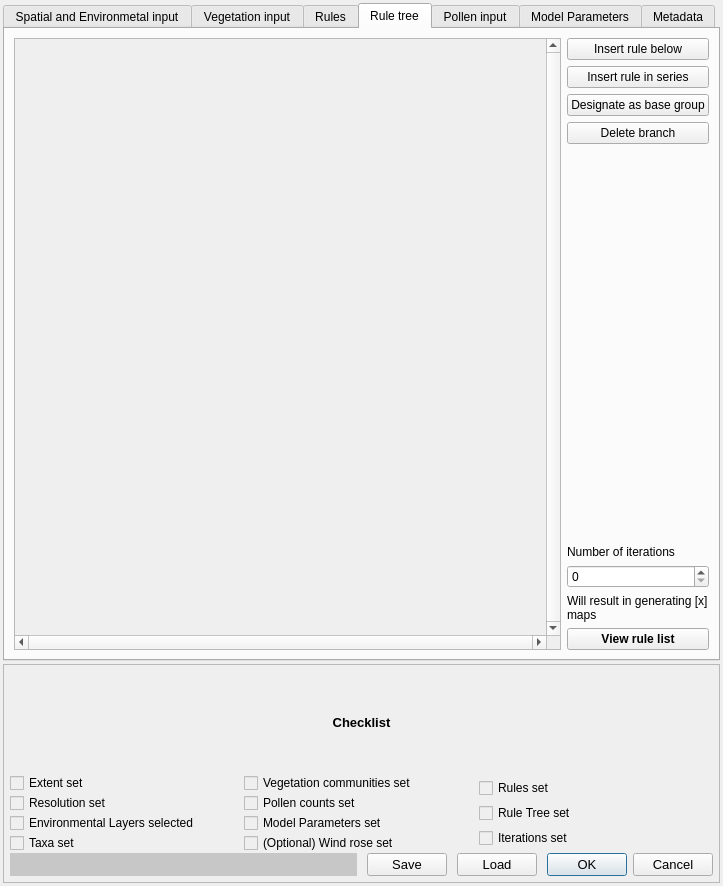
Above: MSA_QGIS_dialog_base.ui from ThyavdBerg/MSA-Q before the change. Below: the same form after it.
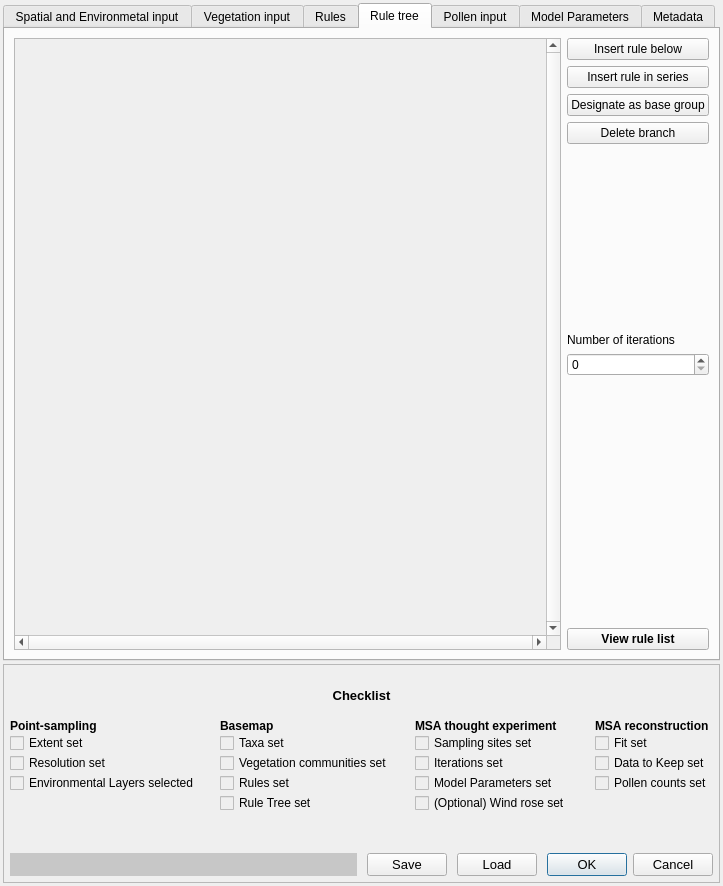
That is the form after the change. The open tabs and pages were chosen to show the change. Custom widgets are drawn as their Qt base class.

Commit message: Fixed checklist, added more checks and added a 4th run type. (Run type to be implemented, software currently possibly not functional)

Diff of the .ui file:
```diff
--- a/MSA_QGIS_dialog_base.ui
+++ b/MSA_QGIS_dialog_base.ui
@@ -1025,14 +1025,17 @@
                 </widget>
                </item>
                <item>
-                <widget class="QLabel" name="label_numberOfMaps">
-                 <property name="text">
-                  <string>Will result in generating [x] maps</string>
+                <spacer name="verticalSpacer_5">
+                 <property name="orientation">
+                  <enum>Qt::Vertical</enum>
                  </property>
-                 <property name="wordWrap">
-                  <bool>true</bool>
+                 <property name="sizeHint" stdset="0">
+                  <size>
+                   <width>20</width>
+                   <height>40</height>
+                  </size>
                  </property>
-                </widget>
+                </spacer>
                </item>
               </layout>
              </item>
@@ -1815,9 +1818,9 @@
       <property name="geometry">
        <rect>
         <x>0</x>
-        <y>0</y>
-        <width>715</width>
-        <height>217</height>
+        <y>-4</y>
+        <width>698</width>
+        <height>223</height>
        </rect>
       </property>
       <layout class="QHBoxLayout" name="horizontalLayout_20" stretch="0">
@@ -1874,6 +1877,19 @@
           <layout class="QHBoxLayout" name="horizontalLayout_13">
            <item>
             <layout class="QVBoxLayout" name="verticalLayout_13">
+             <item>
+              <widget class="QLabel" name="label_run0">
+               <property name="font">
+                <font>
+                 <weight>75</weight>
+                 <bold>true</bold>
+                </font>
+               </property>
+               <property name="text">
+                <string>Point-sampling     </string>
+               </property>
+              </widget>
+             </item>
              <item>
               <widget class="QCheckBox" name="checkBox_extent">
                <property name="enabled">
@@ -1941,6 +1957,52 @@
               </widget>
              </item>
              <item>
+              <spacer name="verticalSpacer_4">
+               <property name="orientation">
+                <enum>Qt::Vertical</enum>
+               </property>
+               <property name="sizeHint" stdset="0">
+                <size>
+                 <width>20</width>
+                 <height>40</height>
+                </size>
+               </property>
+              </spacer>
+             </item>
+            </layout>
+           </item>
+           <item>
+            <spacer name="horizontalSpacer_8">
+             <property name="orientation">
+              <enum>Qt::Horizontal</enum>
+             </property>
+             <property name="sizeHint" stdset="0">
+              <size>
+               <width>40</width>
+               <height>20</height>
+              </size>
+             </property>
+            </spacer>
+           </item>
+           <item>
+            <layout class="QVBoxLayout" name="verticalLayout_14">
+             <item>
+              <widget class="QLabel" name="label_run1And2">
+               <property name="font">
+                <font>
+                 <weight>75</weight>
+                 <bold>true</bold>
+                </font>
+               </property>
+               <property name="text">
+                <string>Basemap</string>
+               </property>
+               <property name="wordWrap">
+                <bool>true</bool>
+               </property>
+              </widget>
+             </item>
+             <item>
               <widget class="QCheckBox" name="checkBox_taxa">
                <property name="enabled">
                 <bool>false</bool>
@@ -1962,10 +2024,6 @@
                </property>
               </widget>
              </item>
-            </layout>
-           </item>
-           <item>
-            <layout class="QVBoxLayout" name="verticalLayout_14">
              <item>
               <widget class="QCheckBox" name="checkBox_vegCom">
                <property name="enabled">
@@ -1989,76 +2047,6 @@
               </widget>
              </item>
              <item>
-              <widget class="QCheckBox" name="checkBox_pollenCounts">
-               <property name="enabled">
-                <bool>false</bool>
-               </property>
-               <property name="mouseTracking">
-                <bool>false</bool>
-               </property>
-               <property name="styleSheet">
-                <string notr="true">color: rgb(0, 0, 0);</string>
-               </property>
-               <property name="text">
-                <string>Pollen counts set</string>
-               </property>
-               <property name="checkable">
-                <bool>true</bool>
-               </property>
-               <property name="checked">
-                <bool>false</bool>
-               </property>
-              </widget>
-             </item>
-             <item>
-              <widget class="QCheckBox" name="checkBox_parameters">
-               <property name="enabled">
-                <bool>false</bool>
-               </property>
-               <property name="mouseTracking">
-                <bool>false</bool>
-               </property>
-               <property name="styleSheet">
-                <string notr="true">color: rgb(0, 0, 0);</string>
-               </property>
-               <property name="text">
-                <string>Model Parameters set</string>
-               </property>
-               <property name="checkable">
-                <bool>true</bool>
-               </property>
-               <property name="checked">
-                <bool>false</bool>
-               </property>
-              </widget>
-             </item>
-             <item>
-              <widget class="QCheckBox" name="checkBox_windRose">
-               <property name="enabled">
-                <bool>false</bool>
-               </property>
-               <property name="mouseTracking">
-                <bool>false</bool>
-               </property>
-               <property name="styleSheet">
-                <string notr="true">color: rgb(0, 0, 0);</string>
-               </property>
-               <property name="text">
-                <string>(Optional) Wind rose set</string>
-               </property>
-               <property name="checkable">
-                <bool>true</bool>
-               </property>
-               <property name="checked">
-                <bool>false</bool>
-               </property>
-              </widget>
-             </item>
-            </layout>
-           </item>
-           <item>
-            <layout class="QVBoxLayout" name="verticalLayout_15">
-             <item>
               <widget class="QCheckBox" name="checkBox_rules">
                <property name="enabled">
                 <bool>false</bool>
@@ -2094,7 +2082,176 @@
               </widget>
              </item>
              <item>
-              <widget class="QCheckBox" name="checkBox_iterations">
+              <spacer name="verticalSpacer_3">
+               <property name="orientation">
+                <enum>Qt::Vertical</enum>
+               </property>
+               <property name="sizeHint" stdset="0">
+                <size>
+                 <width>20</width>
+                 <height>40</height>
+                </size>
+               </property>
+              </spacer>
+             </item>
+            </layout>
+           </item>
+           <item>
+            <spacer name="horizontalSpacer_6">
+             <property name="orientation">
+              <enum>Qt::Horizontal</enum>
+             </property>
+             <property name="sizeHint" stdset="0">
+              <size>
+               <width>40</width>
+               <height>20</height>
+              </size>
+             </property>
+            </spacer>
+           </item>
+           <item>
+            <layout class="QHBoxLayout" name="horizontalLayout_14">
+             <item>
+              <layout class="QVBoxLayout" name="verticalLayout_6">
+               <item>
+                <widget class="QLabel" name="label_2">
+                 <property name="font">
+                  <font>
+                   <weight>75</weight>
+                   <bold>true</bold>
+                  </font>
+                 </property>
+                 <property name="text">
+                  <string>MSA thought experiment     </string>
+                 </property>
+                </widget>
+               </item>
+               <item>
+                <widget class="QCheckBox" name="checkBox_samplingSites">
+                 <property name="enabled">
+                  <bool>false</bool>
+                 </property>
+                 <property name="mouseTracking">
+                  <bool>false</bool>
+                 </property>
+                 <property name="styleSheet">
+                  <string notr="true">color: rgb(0, 0, 0);</string>
+                 </property>
+                 <property name="text">
+                  <string>Sampling sites set</string>
+                 </property>
+                 <property name="checkable">
+                  <bool>true</bool>
+                 </property>
+                 <property name="checked">
+                  <bool>false</bool>
+                 </property>
+                </widget>
+               </item>
+               <item>
+                <widget class="QCheckBox" name="checkBox_iterations">
+                 <property name="enabled">
+                  <bool>false</bool>
+                 </property>
+                 <property name="styleSheet">
+                  <string notr="true">color: rgb(0, 0, 0);</string>
+                 </property>
+                 <property name="text">
+                  <string>Iterations set</string>
+                 </property>
+                </widget>
+               </item>
+               <item>
+                <widget class="QCheckBox" name="checkBox_parameters">
+                 <property name="enabled">
+                  <bool>false</bool>
+                 </property>
+                 <property name="mouseTracking">
+                  <bool>false</bool>
+                 </property>
+                 <property name="styleSheet">
+                  <string notr="true">color: rgb(0, 0, 0);</string>
+                 </property>
+                 <property name="text">
+                  <string>Model Parameters set</string>
+                 </property>
+                 <property name="checkable">
+                  <bool>true</bool>
+                 </property>
+                 <property name="checked">
+                  <bool>false</bool>
+                 </property>
+                </widget>
+               </item>
+               <item>
+                <widget class="QCheckBox" name="checkBox_windRose">
+                 <property name="enabled">
+                  <bool>false</bool>
+                 </property>
+                 <property name="mouseTracking">
+                  <bool>false</bool>
+                 </property>
+                 <property name="styleSheet">
+                  <string notr="true">color: rgb(0, 0, 0);</string>
+                 </property>
+                 <property name="text">
+                  <string>(Optional) Wind rose set</string>
+                 </property>
+                 <property name="checkable">
+                  <bool>true</bool>
+                 </property>
+                 <property name="checked">
+                  <bool>false</bool>
+                 </property>
+                </widget>
+               </item>
+               <item>
+                <spacer name="verticalSpacer_6">
+                 <property name="orientation">
+                  <enum>Qt::Vertical</enum>
+                 </property>
+                 <property name="sizeHint" stdset="0">
+                  <size>
+                   <width>20</width>
+                   <height>40</height>
+                  </size>
+                 </property>
+                </spacer>
+               </item>
+              </layout>
+             </item>
+            </layout>
+           </item>
+           <item>
+            <spacer name="horizontalSpacer_7">
+             <property name="orientation">
+              <enum>Qt::Horizontal</enum>
+             </property>
+             <property name="sizeHint" stdset="0">
+              <size>
+               <width>40</width>
+               <height>20</height>
+              </size>
+             </property>
+            </spacer>
+           </item>
+           <item>
+            <layout class="QVBoxLayout" name="verticalLayout_15">
+             <item>
+              <widget class="QLabel" name="label_run3">
+               <property name="font">
+                <font>
+                 <weight>75</weight>
+                 <bold>true</bold>
+                </font>
+               </property>
+               <property name="text">
+                <string>MSA reconstruction</string>
+               </property>
+              </widget>
+             </item>
+             <item>
+              <widget class="QCheckBox" name="checkBox_fit">
                <property name="enabled">
                 <bool>false</bool>
                </property>
@@ -2102,10 +2259,73 @@
                 <string notr="true">color: rgb(0, 0, 0);</string>
                </property>
                <property name="text">
-                <string>Iterations set</string>
+                <string>Fit set</string>
                </property>
+               <property name="checkable">
+                <bool>true</bool>
+               </property>
+               <property name="checked">
+                <bool>false</bool>
+               </property>
               </widget>
              </item>
+             <item>
+              <widget class="QCheckBox" name="checkBox_dataToKeep">
+               <property name="enabled">
+                <bool>false</bool>
+               </property>
+               <property name="mouseTracking">
+                <bool>false</bool>
+               </property>
+               <property name="styleSheet">
+                <string notr="true">color: rgb(0, 0, 0);</string>
+               </property>
+               <property name="text">
+                <string>Data to Keep set</string>
+               </property>
+               <property name="checkable">
+                <bool>true</bool>
+               </property>
+               <property name="checked">
+                <bool>false</bool>
+               </property>
+              </widget>
+             </item>
+             <item>
+              <widget class="QCheckBox" name="checkBox_pollenCounts">
+               <property name="enabled">
+                <bool>false</bool>
+               </property>
+               <property name="mouseTracking">
+                <bool>false</bool>
+               </property>
+               <property name="styleSheet">
+                <string notr="true">color: rgb(0, 0, 0);</string>
+               </property>
+               <property name="text">
+                <string>Pollen counts set</string>
+               </property>
+               <property name="checkable">
+                <bool>true</bool>
+               </property>
+               <property name="checked">
+                <bool>false</bool>
+               </property>
+              </widget>
+             </item>
+             <item>
+              <spacer name="verticalSpacer_2">
+               <property name="orientation">
+                <enum>Qt::Vertical</enum>
+               </property>
+               <property name="sizeHint" stdset="0">
+                <size>
+                 <width>20</width>
+                 <height>40</height>
+                </size>
+               </property>
+              </spacer>
+             </item>
             </layout>
            </item>
           </layout>
```
Left out of the diff: 359 changed lines with no effect on the pictures. The commit also changes 2 other files.
